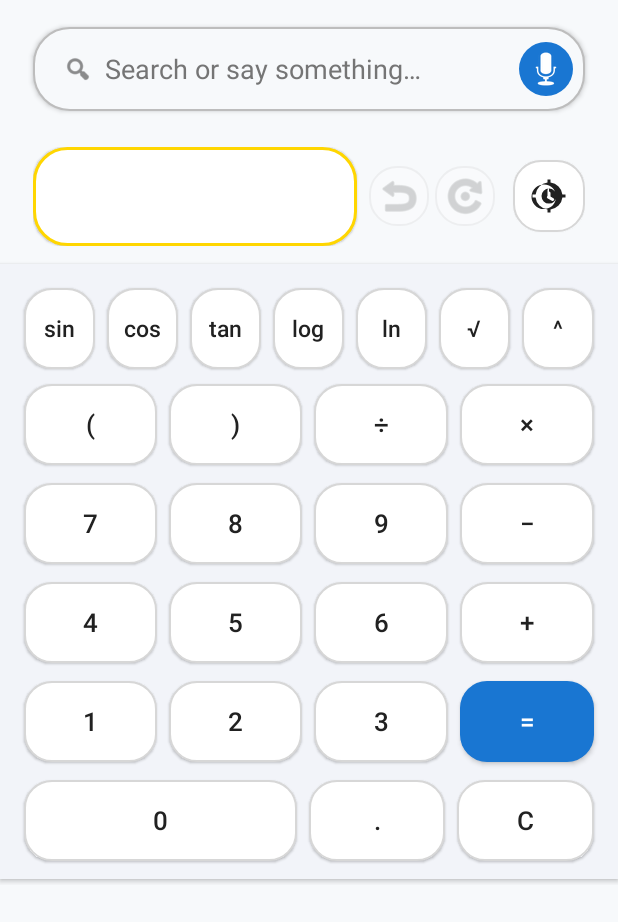
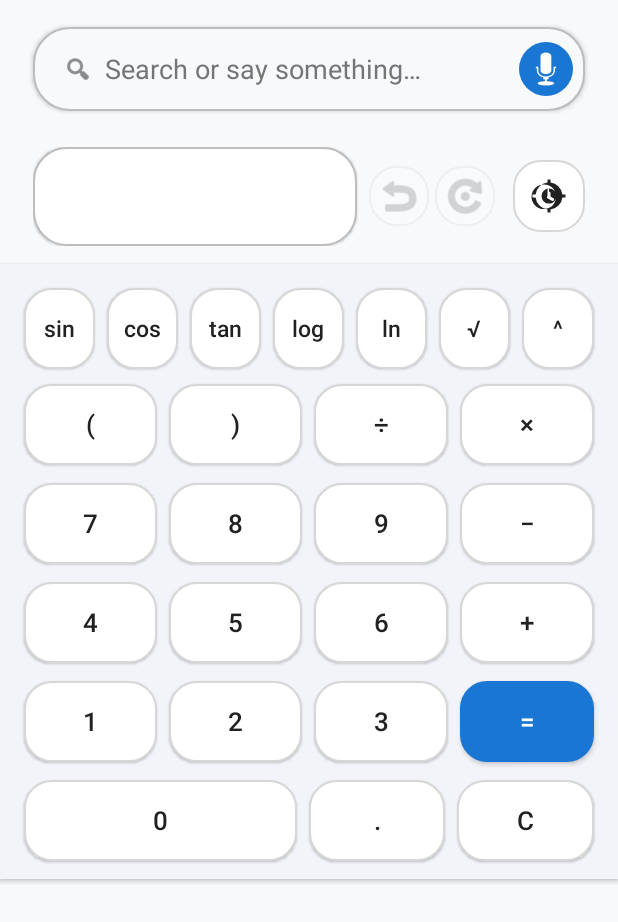
Before and after one commit to akshayabduk/smartcalc-voice-171, an Android app: the screen it shows after launch (MainActivity), on a phone screen of 412 x 824 dp. Shown: the top 922 px of the screen. Run offline under Robolectric (Android 15) with nearby library versions, the phone set to English and light mode, and no system bars; libraries missing offline, so code that uses them is left out: org.apache.commons.

Commit message:
CheckPoint - cgf54a0cf2

```diff
--- a/kotlin_frontend/app/src/main/res/drawable/bg_result_box.xml
+++ b/kotlin_frontend/app/src/main/res/drawable/bg_result_box.xml
@@ -2,6 +2,6 @@
 <shape xmlns:android="http://schemas.android.com/apk/res/android" android:shape="rectangle">
     <solid android:color="@color/buttonSurface" />
     <corners android:radius="22dp" />
-    <stroke android:width="2dp" android:color="@color/colorAccent" />
+    <stroke android:width="1dp" android:color="@color/divider" />
     <padding android:left="10dp" android:top="8dp" android:right="10dp" android:bottom="8dp"/>
 </shape>
```
Also changed, not shown: 3 other files.
